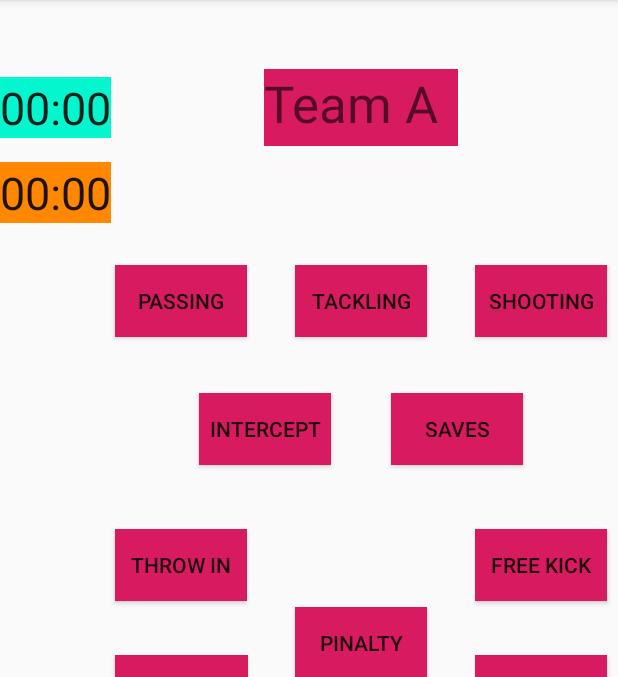
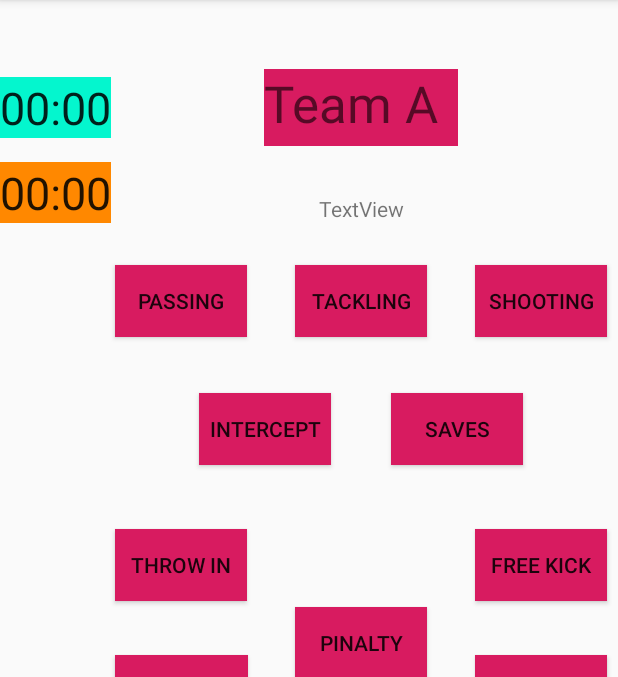
Before and after one commit to inadigisport/FoMeTic, an Android app: the recordstat screen opened directly, with no data from a screen before it, on a phone screen of 412 x 824 dp, the part 84-761 px from its top. Run offline under Robolectric (Android 15) with nearby library versions, the phone set to English and light mode, and no system bars.

Commit message:
update recordstat
ballpossesion

```diff
--- a/app/src/main/res/layout/activity_recordstat.xml
+++ b/app/src/main/res/layout/activity_recordstat.xml
@@ -375,4 +375,24 @@
         app:layout_constraintStart_toEndOf="@+id/textViewteamb"
         app:layout_constraintTop_toTopOf="@+id/textViewteamb" />
 
+    <TextView
+        android:id="@+id/textViewpossesionteama"
+        android:layout_width="wrap_content"
+        android:layout_height="wrap_content"
+        android:layout_marginTop="32dp"
+        android:text="TextView"
+        app:layout_constraintEnd_toEndOf="@+id/textViewteama"
+        app:layout_constraintStart_toStartOf="@+id/textViewteama"
+        app:layout_constraintTop_toBottomOf="@+id/textViewteama" />
+
+    <TextView
+        android:id="@+id/textViewpossesionteamb"
+        android:layout_width="wrap_content"
+        android:layout_height="wrap_content"
+        android:layout_marginTop="32dp"
+        android:text="TextView"
+        app:layout_constraintEnd_toEndOf="@+id/textViewteamb"
+        app:layout_constraintStart_toStartOf="@+id/textViewteamb"
+        app:layout_constraintTop_toBottomOf="@+id/textViewteamb" />
+
 </android.support.constraint.ConstraintLayout>
```
Also changed, not shown: app/src/main/java/com/example/fometic/recordstat.java (+55 -2 lines).
